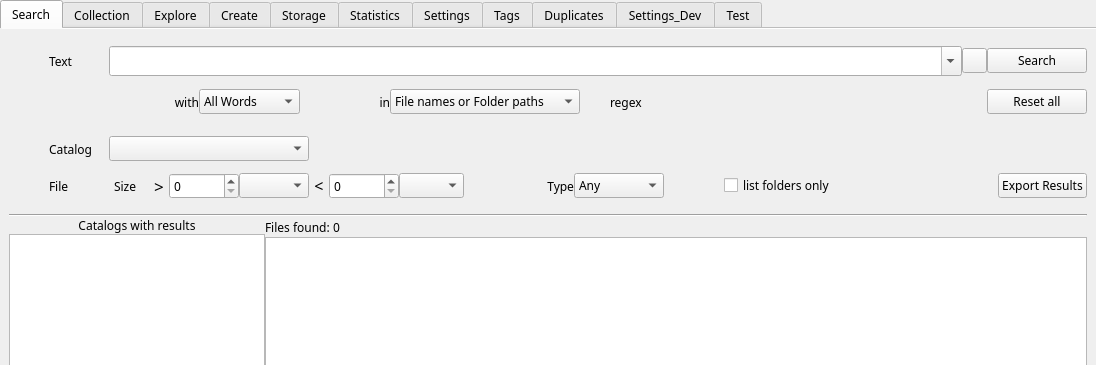
The window that mainwindow.ui (StephaneCouturier/Katalog) describes before a commit, drawn with Qt 5; both pictures show x 0 to 1096 and y 0 to 365 of the 1096 by 877 pixel window.
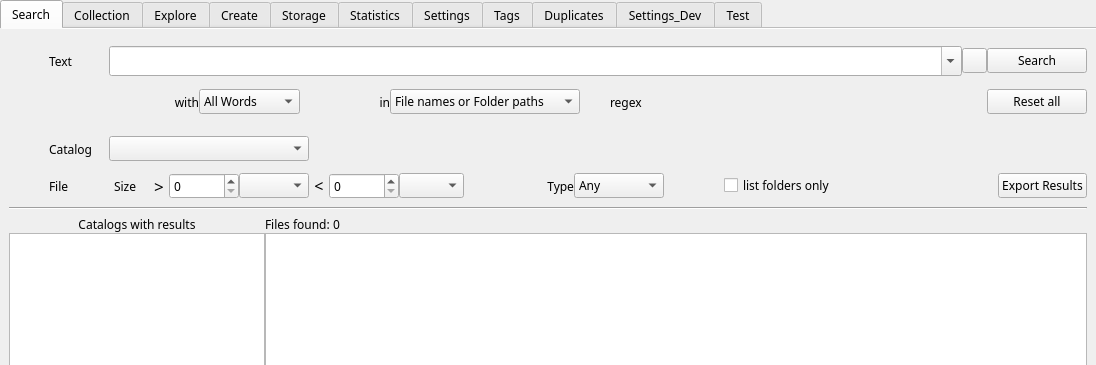
The same window after the commit. Icons and pictures are not drawn. Custom widgets are drawn as their Qt base class.

Patch:
```diff
--- a/mainwindow.ui
+++ b/mainwindow.ui
@@ -696,6 +696,9 @@
             <property name="topMargin">
              <number>0</number>
             </property>
+            <property name="bottomMargin">
+             <number>8</number>
+            </property>
             <item>
              <widget class="QLabel" name="label_32">
               <property name="sizePolicy">
@@ -1112,29 +1115,35 @@
            </layout>
           </item>
           <item>
-           <layout class="QVBoxLayout" name="HL_SearchResult">
-            <property name="topMargin">
-             <number>15</number>
+           <widget class="Line" name="Search_line_SeparateResults">
+            <property name="lineWidth">
+             <number>1</number>
             </property>
-            <item>
-             <widget class="Line" name="line_2">
+            <property name="midLineWidth">
+             <number>0</number>
+            </property>
               <property name="orientation">
                <enum>Qt::Horizontal</enum>
               </property>
              </widget>
             </item>
             <item>
-             <layout class="QHBoxLayout" name="HL_TreeAndList" stretch="1,3">
+           <layout class="QHBoxLayout" name="Search_horizontalLayout_Results" stretch="1,3">
               <property name="sizeConstraint">
                <enum>QLayout::SetDefaultConstraint</enum>
               </property>
+            <property name="topMargin">
+             <number>6</number>
+            </property>
               <item>
                <layout class="QVBoxLayout" name="VL_Tree">
                 <property name="sizeConstraint">
                  <enum>QLayout::SetDefaultConstraint</enum>
                 </property>
                 <item>
-                 <widget class="QLabel" name="L_CatalogFoundList">
+               <layout class="QHBoxLayout" name="Search_horizontalLayout_CatalogResults">
+                <item>
+                 <widget class="QLabel" name="Search_label_CatalogsWithResults">
                   <property name="font">
                    <font>
                     <family>Noto Sans</family>
@@ -1151,6 +1160,8 @@
                   </property>
                  </widget>
                 </item>
+               </layout>
+              </item>
                 <item>
                  <widget class="QListView" name="TR_CatalogFoundList">
                   <property name="sizePolicy">
@@ -1230,7 +1241,7 @@
                     <property name="sizeHint" stdset="0">
                      <size>
                       <width>40</width>
-                      <height>20</height>
+                    <height>10</height>
                      </size>
                     </property>
                    </spacer>
@@ -1249,8 +1260,6 @@
                    <bool>true</bool>
                   </property>
                  </widget>
-                </item>
-               </layout>
               </item>
              </layout>
             </item>
```
Left out of the diff: 96 changed lines with no effect on the pictures. Lines whose indentation alone changed are shown as unchanged.
